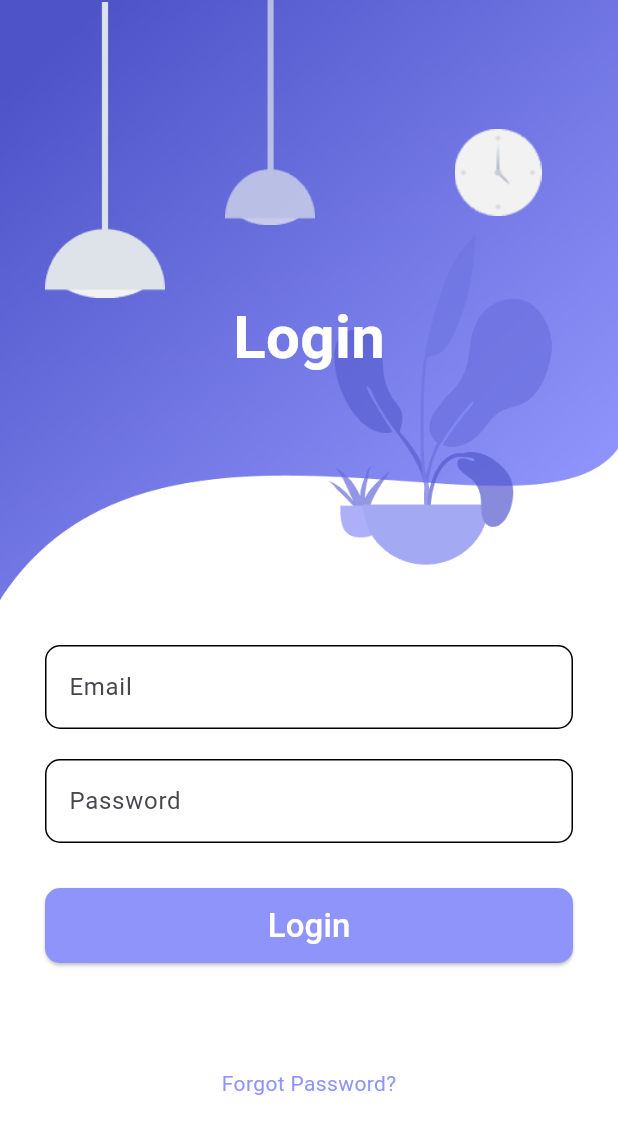
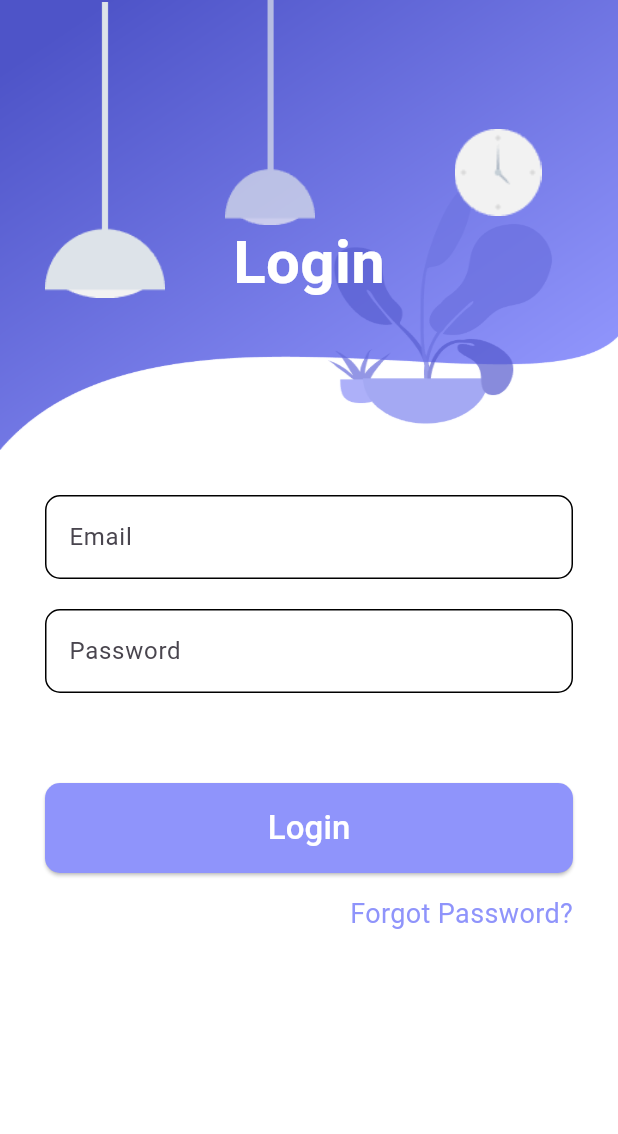
Before and after one commit to QuocHuy78035/Nhom8_DDNC, a Flutter app: the screen it shows after launch, after a tap on "Login", on a phone screen of 412 x 824 dp. Shown: the top 1134 px of the screen. Run offline on Flutter 3.47's test engine with Material 3 defaults, Android fonts, the phone set to English and light mode, and no system bars; our stand-ins replace animate_do.

Commit message:
add register screen with animation

```diff
--- a/lib/main.dart
+++ b/lib/main.dart
@@ -1,4 +1,5 @@
 import 'package:bt1/views/auth/login_screen.dart';
+import 'package:bt1/views/auth/register_screen.dart';
 import 'package:flutter/material.dart';
 
 void main() {
@@ -17,7 +18,7 @@ class MyApp extends StatelessWidget {
         colorScheme: ColorScheme.fromSeed(seedColor: Colors.deepPurple),
         useMaterial3: true,
       ),
-      home: LoginScreen(),
+      home: RegisterScreen(),
     );
   }
 }
--- a/lib/views/auth/login_screen.dart
+++ b/lib/views/auth/login_screen.dart
@@ -8,15 +8,17 @@ class LoginScreen extends StatelessWidget {
   Widget build(BuildContext context) {
     return Scaffold(
       backgroundColor: Colors.white,
-      body: SingleChildScrollView(
+      body: SafeArea(
+        child: SingleChildScrollView(
+          keyboardDismissBehavior: ScrollViewKeyboardDismissBehavior.onDrag,
           child: Column(
             children: [
               Container(
-              height: 400,
+                height: 300,
                 decoration: const BoxDecoration(
                   image: DecorationImage(
                       image: AssetImage('assets/images/auth/background.png'),
-                      fit: BoxFit.fill)),
+                      fit: BoxFit.fill),),
                 child: Stack(
                   children: [
                     Positioned(
@@ -28,8 +30,9 @@ class LoginScreen extends StatelessWidget {
                         child: Container(
                           decoration: const BoxDecoration(
                             image: DecorationImage(
-                                image: AssetImage(
-                                    'assets/images/auth/light-1.png'))),
+                              image: AssetImage('assets/images/auth/light-1.png'),
+                            ),
+                          ),
                         ),
                       ),
                     ),
@@ -42,8 +45,9 @@ class LoginScreen extends StatelessWidget {
                         child: Container(
                           decoration: const BoxDecoration(
                             image: DecorationImage(
-                                image: AssetImage(
-                                    'assets/images/auth/light-2.png'))),
+                              image: AssetImage('assets/images/auth/light-2.png'),
+                            ),
+                          ),
                         ),
                       ),
                     ),
@@ -57,8 +61,9 @@ class LoginScreen extends StatelessWidget {
                         child: Container(
                           decoration: const BoxDecoration(
                             image: DecorationImage(
-                                image: AssetImage(
-                                    'assets/images/auth/clock.png'))),
+                              image: AssetImage('assets/images/auth/clock.png'),
+                            ),
+                          ),
                         ),
                       ),
                     ),
@@ -91,6 +96,7 @@ class LoginScreen extends StatelessWidget {
                       child: Column(
                         children: [
                           TextFormField(
+                            onChanged: (value) {},
                             decoration: InputDecoration(
                               hintText: "Enter your email",
                               labelText: "Email",
@@ -106,6 +112,7 @@ class LoginScreen extends StatelessWidget {
                             height: 20,
                           ),
                           TextFormField(
+                            onChanged: (value) {},
                             decoration: InputDecoration(
                               hintText: "Enter your password",
                               labelText: "Password",
@@ -121,19 +128,21 @@ class LoginScreen extends StatelessWidget {
                       ),
                     ),
                     const SizedBox(
-                    height: 30,
+                      height: 60,
                     ),
                     FadeInUp(
                       duration: const Duration(milliseconds: 1900),
                       child: SizedBox(
                         width: MediaQuery.of(context).size.width,
-                      height: 50,
+                        height: 60,
                         child: ElevatedButton(
                           style: ElevatedButton.styleFrom(
                             backgroundColor:
                             const Color.fromRGBO(143, 148, 251, 1),
                             shape: RoundedRectangleBorder(
-                                borderRadius: BorderRadius.circular(10))),
+                              borderRadius: BorderRadius.circular(10),
+                            ),
+                          ),
                           onPressed: () {},
                           child: const Text(
                             "Login",
@@ -143,15 +152,21 @@ class LoginScreen extends StatelessWidget {
                       ),
                     ),
                     const SizedBox(
-                    height: 70,
+                      height: 14,
                     ),
                     FadeInUp(
                         duration: const Duration(milliseconds: 2000),
-                      child: const Text(
+                        child: const Row(
+                          mainAxisAlignment: MainAxisAlignment.end,
+                          children: [
+                            Text(
                               "Forgot Password?",
                               style: TextStyle(
+                                fontSize: 18,
                                 color: Color.fromRGBO(143, 148, 251, 1),
                               ),
+                            ),
+                          ],
                         )),
                   ],
                 ),
@@ -159,6 +174,7 @@ class LoginScreen extends StatelessWidget {
             ],
           ),
         ),
+      ),
     );
   }
 }
--- a/lib/views/auth/register_screen.dart
+++ b/lib/views/auth/register_screen.dart
@@ -0,0 +1,264 @@
+import 'package:animate_do/animate_do.dart';
+import 'package:bt1/views/auth/login_screen.dart';
+import 'package:flutter/material.dart';
+
+class RegisterScreen extends StatelessWidget {
+  const RegisterScreen({super.key});
+
+  @override
+  Widget build(BuildContext context) {
+    return Scaffold(
+      backgroundColor: Colors.white,
+      body: SafeArea(
+        child: SingleChildScrollView(
+          //reverse: true,
+          keyboardDismissBehavior: ScrollViewKeyboardDismissBehavior.onDrag,
+          child: Column(
+            children: [
+              Container(
+                height: 200,
+                decoration: const BoxDecoration(
+                  image: DecorationImage(
+                      image: AssetImage('assets/images/auth/background.png'),
+                      fit: BoxFit.fill),
+                ),
+                child: Stack(
+                  children: [
+                    Positioned(
+                      left: 30,
+                      width: 80,
+                      height: 200,
+                      child: FadeInDown(
+                        duration: const Duration(seconds: 1),
+                        child: Container(
+                          decoration: const BoxDecoration(
+                            image: DecorationImage(
+                              image:
+                                  AssetImage('assets/images/auth/light-1.png'),
+                            ),
+                          ),
+                        ),
+                      ),
+                    ),
+                    // Positioned(
+                    //   left: 140,
+                    //   width: 80,
+                    //   height: 150,
+                    //   child: FadeInUp(
+                    //     duration: const Duration(milliseconds: 1200),
+                    //     child: Container(
+                    //       decoration: const BoxDecoration(
+                    //         image: DecorationImage(
+                    //           image: AssetImage('assets/images/auth/light-2.png'),
+                    //         ),
+                    //       ),
+                    //     ),
+                    //   ),
+                    // ),
+                    // Positioned(
+                    //   right: 40,
+                    //   top: 40,
+                    //   width: 80,
+                    //   height: 150,
+                    //   child: FadeInUp(
+                    //     duration: const Duration(milliseconds: 1300),
+                    //     child: Container(
+                    //       decoration: const BoxDecoration(
+                    //         image: DecorationImage(
+                    //           image: AssetImage('assets/images/auth/clock.png'),
+                    //         ),
+                    //       ),
+                    //     ),
+                    //   ),
+                    // ),
+                    Positioned(
+                      child: FadeInDownBig(
+                        duration: const Duration(milliseconds: 1600),
+                        child: Container(
+                          margin: const EdgeInsets.only(top: 50),
+                          child: const Center(
+                            child: Text(
+                              "Register",
+                              style: TextStyle(
+                                  color: Colors.white,
+                                  fontSize: 40,
+                                  fontWeight: FontWeight.bold),
+                            ),
+                          ),
+                        ),
+                      ),
+                    )
+                  ],
+                ),
+              ),
+              Padding(
+                padding: const EdgeInsets.all(30.0),
+                child: Column(
+                  children: [
+                    FadeInUp(
+                      duration: const Duration(milliseconds: 1800),
+                      child: Column(
+                        children: [
+                          Stack(
+                            children: [
+                              const CircleAvatar(
+                                radius: 60,
+                                backgroundImage: AssetImage(
+                                    "assets/images/auth/default_avt.png"),
+                              ),
+                              Positioned(
+                                right: 0,
+                                bottom: 10,
+                                child: IconButton(
+                                  onPressed: () {},
+                                  icon: const Icon(Icons.camera_alt),
+                                ),
+                              )
+                            ],
+                          ),
+                          const SizedBox(
+                            height: 20,
+                          ),
+                          const Text(
+                            "Hello, Welcome to Nhom8\'shop",
+                            style: TextStyle(
+                              fontSize: 20,
+                              color: Color.fromRGBO(143, 148, 251, 1),
+                            ),
+                          ),
+                          const SizedBox(
+                            height: 30,
+                          ),
+                          TextFormField(
+                            onChanged: (value) {},
+                            decoration: InputDecoration(
+                              hintText: "Enter your full name",
+                              labelText: "Full name",
+                              enabledBorder: OutlineInputBorder(
+                                borderRadius: BorderRadius.circular(10),
+                              ),
+                              focusedBorder: OutlineInputBorder(
+                                borderRadius: BorderRadius.circular(10),
+                              ),
+                            ),
+                          ),
+                          const SizedBox(
+                            height: 20,
+                          ),
+                          TextFormField(
+                            onChanged: (value) {},
+                            decoration: InputDecoration(
+                              hintText: "Enter your email",
+                              labelText: "Email",
+                              enabledBorder: OutlineInputBorder(
+                                borderRadius: BorderRadius.circular(10),
+                              ),
+                              focusedBorder: OutlineInputBorder(
+                                borderRadius: BorderRadius.circular(10),
+                              ),
+                            ),
+                          ),
+                          const SizedBox(
+                            height: 20,
+                          ),
+                          TextFormField(
+                            onChanged: (value) {},
+                            decoration: InputDecoration(
+                              hintText: "Enter your password",
+                              labelText: "Password",
+                              enabledBorder: OutlineInputBorder(
+                                borderRadius: BorderRadius.circular(10),
+                              ),
+                              focusedBorder: OutlineInputBorder(
+                                borderRadius: BorderRadius.circular(10),
+                              ),
+                            ),
+                          ),
+                          // const SizedBox(
+                          //   height: 20,
+                          // ),
+                          // TextFormField(
+                          //   onChanged: (value) {},
+                          //   decoration: InputDecoration(
+                          //     hintText: "Enter your repeat password",
+                          //     labelText: "Repeat password",
+                          //     enabledBorder: OutlineInputBorder(
+                          //       borderRadius: BorderRadius.circular(10),
+                          //     ),
+                          //     focusedBorder: OutlineInputBorder(
+                          //       borderRadius: BorderRadius.circular(10),
+                          //     ),
+                          //   ),
+                          // )
+                        ],
+                      ),
+                    ),
+                    const SizedBox(
+                      height: 60,
+                    ),
+                    FadeInUp(
+                      duration: const Duration(milliseconds: 1900),
+                      child: SizedBox(
+                        width: MediaQuery.of(context).size.width,
+                        height: 60,
+                        child: ElevatedButton(
+                          style: ElevatedButton.styleFrom(
+                            backgroundColor:
+                                const Color.fromRGBO(143, 148, 251, 1),
+                            shape: RoundedRectangleBorder(
+                              borderRadius: BorderRadius.circular(10),
+                            ),
+                          ),
+                          onPressed: () {},
+                          child: const Text(
+                            "Register",
+                            style: TextStyle(color: Colors.white, fontSize: 22),
+                          ),
+                        ),
+                      ),
+                    ),
+                    const SizedBox(
+                      height: 14,
+                    ),
+                    FadeInUp(
+                      duration: const Duration(milliseconds: 2000),
+                      child: Row(
+                        mainAxisAlignment: MainAxisAlignment.end,
+                        children: [
+                          const Text(
+                            "Have an account?",
+                            style: TextStyle(
+                              fontSize: 18,
+                              color: Color.fromRGBO(143, 148, 251, 1),
+                            ),
+                          ),
+                          TextButton(
+                            onPressed: () {
+                              Navigator.pushReplacement(
+                                context,
+                                MaterialPageRoute(
+                                  builder: (context) => const LoginScreen(),
+                                ),
+                              );
+                            },
+                            child: const Text(
+                              "Login",
+                              style: TextStyle(
+                                fontSize: 20,
+                                color: Color.fromRGBO(143, 148, 251, 1),
+                              ),
+                            ),
+                          )
+                        ],
+                      ),
+                    ),
+                  ],
+                ),
+              )
+            ],
+          ),
+        ),
+      ),
+    );
+  }
+}
--- a/pubspec.yaml
+++ b/pubspec.yaml
@@ -61,7 +61,7 @@ flutter:
 
   # To add assets to your application, add an assets section, like this:
   assets:
-     - assets/images/auth
+     - assets/images/auth/
   #   - images/a_dot_ham.jpeg
 
   # An image asset can refer to one or more resolution-specific "variants", see
```
Also changed, not shown: assets/images/auth/default_avt.png (added). Lines whose indentation alone changed are shown as unchanged.
